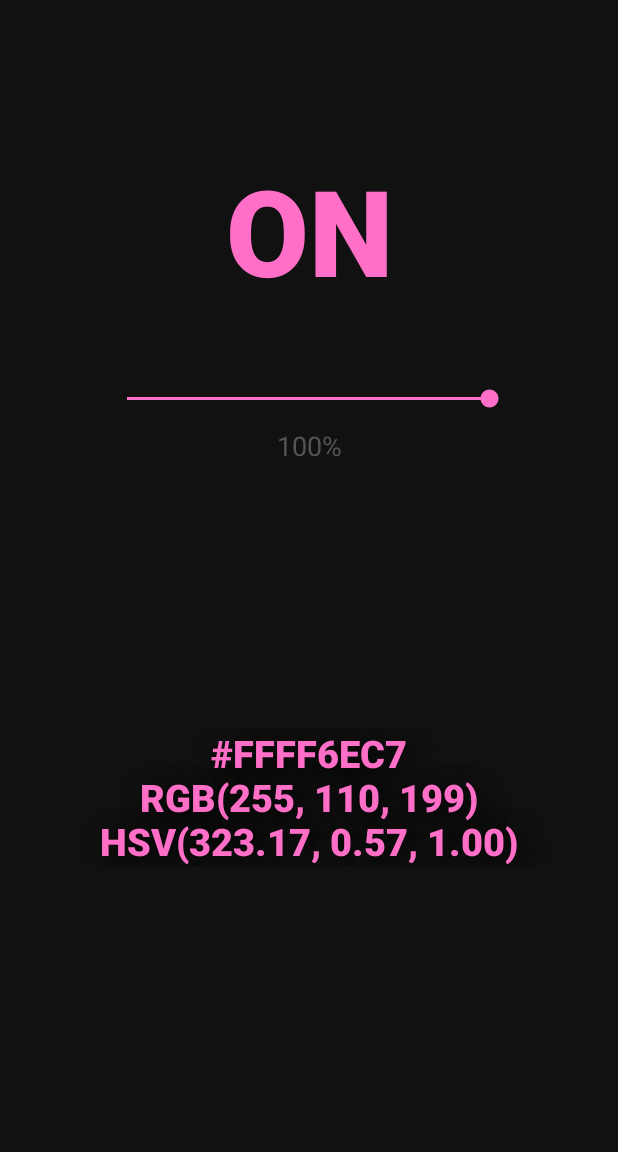
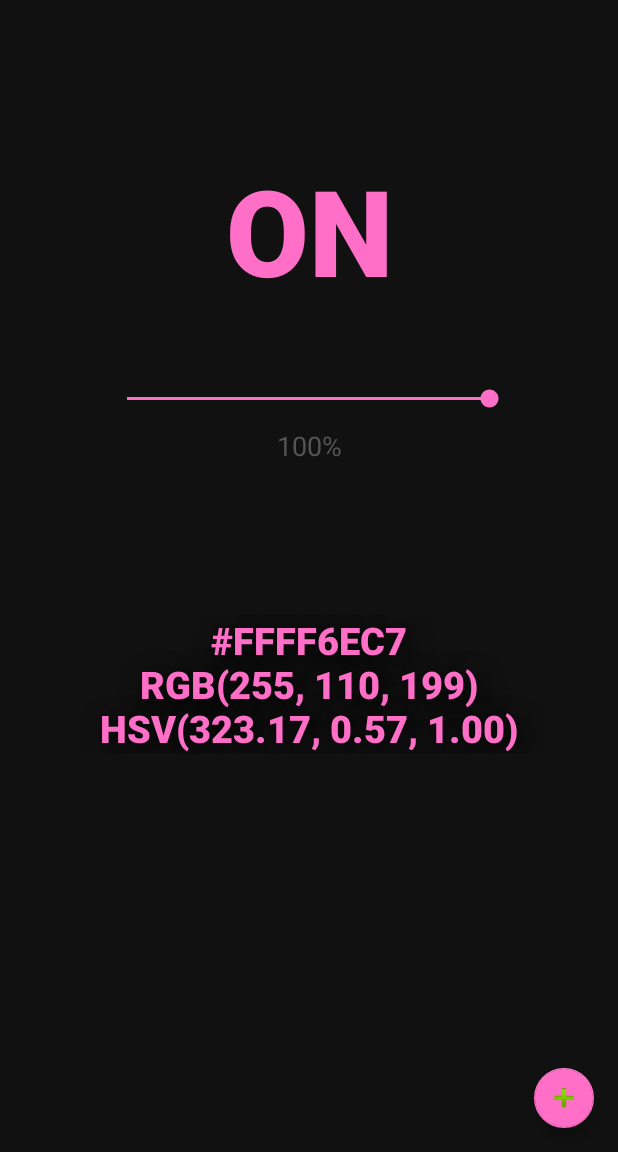
Before and after one commit to devpin95/Android-LED-Controller, an Android app: the screen it shows after launch (MainActivity), on a phone screen of 412 x 824 dp, the part 84-1236 px from its top. Run offline under Robolectric (Android 15) with nearby library versions, the phone set to English and light mode, and no system bars; libraries missing offline, so code that uses them is left out: com.azeesoft.lib.

Commit message:
Added floating action button to add color to favorites. Short click adds to favorites, for debugging, long click will launch new activity showing preset and favorite colors. Short click does not currently add the color to favorites.

```diff
--- a/app/src/main/java/com/example/ledcontroller/MainActivity.java
+++ b/app/src/main/java/com/example/ledcontroller/MainActivity.java
@@ -4,6 +4,8 @@ import androidx.appcompat.app.AppCompatActivity;
 
 import android.annotation.TargetApi;
 import android.content.Context;
+import android.content.Intent;
+import android.content.res.ColorStateList;
 import android.graphics.Color;
 import android.graphics.PorterDuff;
 import android.os.Bundle;
@@ -13,8 +15,10 @@ import android.view.View;
 import android.widget.Button;
 import android.widget.SeekBar;
 import android.widget.TextView;
+import android.widget.Toast;
 
 import com.azeesoft.lib.colorpicker.ColorPickerDialog;
+import com.google.android.material.floatingactionbutton.FloatingActionButton;
 
 public class MainActivity extends AppCompatActivity {
 
@@ -25,6 +29,7 @@ public class MainActivity extends AppCompatActivity {
     private SeekBar brightnessBar;
     private TextView brightness_val;
     private TextView codes;
+    private FloatingActionButton addFavoritesButton;
 
     private LColor currentColor;
     private LColor offColor = new LColor(0xFF555555);
@@ -51,6 +56,23 @@ public class MainActivity extends AppCompatActivity {
         brightnessBar = findViewById(R.id.brightnessBar);
         brightness_val = findViewById(R.id.brightnessTextView);
         codes = findViewById(R.id.colorCodes);
+        addFavoritesButton = findViewById(R.id.addFavoriteButton);
+
+        addFavoritesButton.setOnClickListener(new View.OnClickListener() {
+            @Override
+            public void onClick(View view) {
+                Toast.makeText(getApplicationContext(), "Added to favorites", Toast.LENGTH_SHORT).show();
+            }
+        });
+        addFavoritesButton.setOnLongClickListener(new View.OnLongClickListener() {
+            @Override
+            public boolean onLongClick(View view) {
+//                Toast.makeText(getApplicationContext(), "LLLLLOOOOOOONNNNNNNGGGGGGG", Toast.LENGTH_SHORT).show();
+//                Intent viewFavoritesIntent = new Intent(getApplicationContext(), FavoriteColorList.class);
+//                startActivity(viewFavoritesIntent);
+                return true;
+            }
+        });
 
         // set the onChangeListener for the brightnessBar
         brightnessBar.setOnSeekBarChangeListener(seekBarChangeListener);
@@ -162,6 +184,23 @@ public class MainActivity extends AppCompatActivity {
         brightnessBar.getThumb().setColorFilter(color, PorterDuff.Mode.SRC_IN);
 
         codes.setTextColor(color);
+
+        int[][] states = new int[][] {
+                new int[] { android.R.attr.state_enabled}, // enabled
+                new int[] {-android.R.attr.state_enabled}, // disabled
+                new int[] {-android.R.attr.state_checked}, // unchecked
+                new int[] { android.R.attr.state_pressed}  // pressed
+        };
+
+        int[] colors = new int[] {
+                color,
+                color,
+                color,
+                color
+        };
+        ColorStateList mylist = new ColorStateList(states, colors);
+
+        addFavoritesButton.setBackgroundTintList(mylist);
     }
 
     /**
--- a/app/src/main/res/layout/activity_main.xml
+++ b/app/src/main/res/layout/activity_main.xml
@@ -55,7 +55,7 @@
             android:id="@+id/colorCodes"
             android:layout_width="match_parent"
             android:layout_height="wrap_content"
-            android:layout_marginTop="175dp"
+            android:layout_marginTop="100dp"
             android:background="@color/colorBackground"
             android:gravity="center"
             android:onClick="onColorPress"
@@ -67,6 +67,23 @@
             android:textColor="#F70000"
             android:textSize="25sp"
             android:textStyle="bold" />
+
+
     </LinearLayout>
 
+    <com.google.android.material.floatingactionbutton.FloatingActionButton
+        android:id="@+id/addFavoriteButton"
+        android:layout_width="wrap_content"
+        android:layout_height="wrap_content"
+        android:layout_marginEnd="16dp"
+        android:layout_marginRight="16dp"
+        android:layout_marginBottom="16dp"
+        android:background="#FF0000"
+        android:clickable="true"
+        app:backgroundTint="#FFFFFF"
+        app:fabSize="mini"
+        app:layout_constraintBottom_toBottomOf="parent"
+        app:layout_constraintEnd_toEndOf="parent"
+        app:srcCompat="@android:drawable/ic_input_add" />
+
 </androidx.constraintlayout.widget.ConstraintLayout>
--- /dev/null
+++ b/app/src/main/res/values-w820dp/dimens.xml
@@ -0,0 +1,6 @@
+<resources>
+    <!-- Example customization of dimensions originally defined in res/values/dimens.xml
+         (such as screen margins) for screens with more than 820dp of available width. This
+         would include 7" and 10" devices in landscape (~960dp and ~1280dp respectively). -->
+    <dimen name="activity_horizontal_margin">64dp</dimen>
+</resources>
--- a/app/src/main/res/values/colors.xml
+++ b/app/src/main/res/values/colors.xml
@@ -5,4 +5,5 @@
     <color name="colorAccent">#D81B60</color>
     <color name="colorBackground">#111111</color>
     <color name="secondaryInfo">#555555</color>
+    <color name="tabSelectedTextColor">#FFFFFF</color>
 </resources>
--- a/app/src/main/res/values/strings.xml
+++ b/app/src/main/res/values/strings.xml
@@ -6,4 +6,9 @@
 
     <!-- The class name to the ScrollingChildBehavior required for AppBarLayout -->
     <string name="appbar_scrolling_view_behavior" translatable="false">android.support.design.widget.AppBarLayout$ScrollingViewBehavior</string>
+    <string name="title_activity_favorite_color_list">FavoriteColorList</string>
+    <string name="tab_text_1">Tab 1</string>
+    <string name="tab_text_2">Tab 2</string>
+    <string name="colorListPresets">Presets</string>
+    <string name="colorListFavorites">Favorites</string>
 </resources>
```
Also changed, not shown: app/src/main/res/layout/activity_favorite_color_list.xml (added, +45 -0 lines), app/src/main/res/values/dimens.xml (added, +8 -0 lines), app/src/main/res/values/styles.xml (+9 -0 lines), app/src/main/res/drawable-hdpi/ic_add_favorite.png (added), app/src/main/res/drawable-mdpi/ic_add_favorite.png (added), app/src/main/res/drawable-xhdpi/ic_add_favorite.png (added), app/src/main/res/drawable-xxhdpi/ic_add_favorite.png (added), app/src/main/res/drawable-xxxhdpi/ic_add_favorite.png (added).
